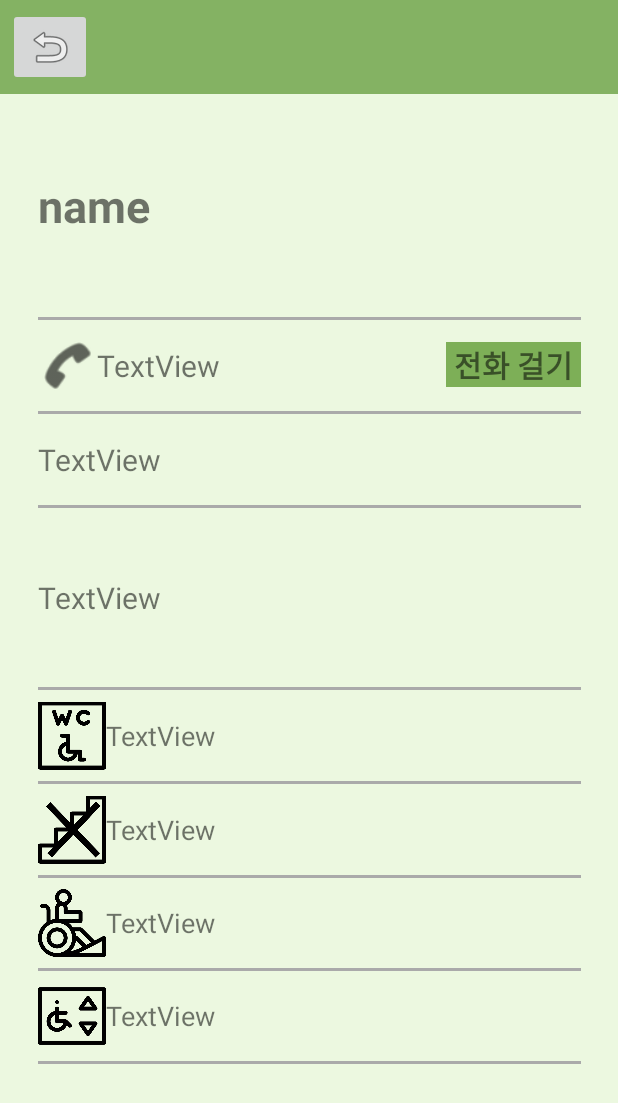
After one commit to shg9611/FreeChair, an Android app: the layout activity_shop_info.xml on its own in the app's theme, with its tools: preview values and no code run, on a phone screen of 412 x 824 dp. The commit adds this screen. Shown: the top 1103 px of the screen. Run offline under Robolectric (Android 15) with nearby library versions, the phone set to English and light mode, and no system bars.

Commit message:
first complete

```diff
--- a/app/src/main/java/com/example/freechair/CustomAdapter.kt
+++ b/app/src/main/java/com/example/freechair/CustomAdapter.kt
@@ -1,13 +1,16 @@
 package com.example.freechair
 
+import android.content.Context
+import android.content.Intent
 import android.graphics.Color
 import android.view.LayoutInflater
 import android.view.ViewGroup
 import androidx.core.content.ContextCompat
+import androidx.core.content.ContextCompat.startActivity
 import androidx.recyclerview.widget.RecyclerView
 import com.example.freechair.databinding.ItemRecyclerBinding
 
-class CustomAdapter:RecyclerView.Adapter<Holder>() {
+class CustomAdapter(var context: Context):RecyclerView.Adapter<CustomAdapter.Holder>() {
 
     var listShop=mutableListOf<Restaurant>()
 
@@ -26,14 +29,38 @@ class CustomAdapter:RecyclerView.Adapter<Holder>() {
     override fun getItemCount(): Int {
         return listShop.size
     }
+
+    inner class Holder(val binding:ItemRecyclerBinding): RecyclerView.ViewHolder(binding.root){
+
+        var currentRestaurant:Restaurant? =null
+
+        init {
+            binding.listBackground.setOnClickListener{
+
+                val intentShopInfo=Intent(context,ShopInfoActivity::class.java)
+
+                intentShopInfo.putExtra("name","${currentRestaurant?.name}")
+                intentShopInfo.putExtra("phoneNo","${currentRestaurant?.phoneNo}")
+                intentShopInfo.putExtra("address","${currentRestaurant?.address}")
+                intentShopInfo.putExtra("gu","${currentRestaurant?.gu}")
+                intentShopInfo.putExtra("elevator","${currentRestaurant?.elevator}")
+                intentShopInfo.putExtra("stair","${currentRestaurant?.heightDiffer}")
+                intentShopInfo.putExtra("ramp","${currentRestaurant?.ramp}")
+                intentShopInfo.putExtra("restRoom","${currentRestaurant?.restroom}")
+
+                context.startActivity(intentShopInfo)
+            }
         }
 
-class Holder(val binding:ItemRecyclerBinding): RecyclerView.ViewHolder(binding.root){
+
         fun setShop(restaurant: Restaurant){//가게 정보 draw. 리사이클러뷰.
             binding.shopName.text="${restaurant.name}"
             binding.shopPhonenum.text="${restaurant.phoneNo}"
             binding.address.text="${restaurant.address}"
             binding.guName.text="${restaurant.gu}"
+
+            this.currentRestaurant=restaurant
+
             // 가게 아이콘 표시부
             if (restaurant.elevator.equals("Y")){
                 binding.elevator.setColorFilter(Color.parseColor("#006400"))
@@ -70,3 +97,4 @@ class Holder(val binding:ItemRecyclerBinding): RecyclerView.ViewHolder(binding.r
 
         }
     }
+}
--- a/app/src/main/java/com/example/freechair/MapsActivity.kt
+++ b/app/src/main/java/com/example/freechair/MapsActivity.kt
@@ -2,6 +2,7 @@ package com.example.freechair
 
 import android.Manifest
 import android.annotation.SuppressLint
+import android.content.Intent
 import android.location.Location
 import androidx.appcompat.app.AppCompatActivity
 import android.os.Bundle
@@ -17,7 +18,7 @@ import com.example.freechair.databinding.ActivityMapsBinding
 import com.google.android.gms.location.*
 import com.google.android.gms.maps.model.*
 
-class MapsActivity : BaseActivity(), OnMapReadyCallback {
+class MapsActivity : BaseActivity(), OnMapReadyCallback, GoogleMap.OnInfoWindowClickListener {
 
     private lateinit var mMap: GoogleMap
     private lateinit var binding: ActivityMapsBinding
@@ -83,6 +84,7 @@ class MapsActivity : BaseActivity(), OnMapReadyCallback {
 
     override fun onMapReady(googleMap: GoogleMap) {
         mMap = googleMap
+        mMap.setOnInfoWindowClickListener (this)
 
         binding.plusButton.setOnClickListener{
             mMap.animateCamera(CameraUpdateFactory.zoomIn())
@@ -135,7 +137,10 @@ class MapsActivity : BaseActivity(), OnMapReadyCallback {
                 .icon(BitmapDescriptorFactory.defaultMarker(BitmapDescriptorFactory.HUE_AZURE))
 
             //생성한 마커 객체 맵에 추가
-            mMap.addMarker(markerOptions)
+            marker=mMap.addMarker(markerOptions)
+
+
+
 
         }
 
@@ -149,6 +154,17 @@ class MapsActivity : BaseActivity(), OnMapReadyCallback {
 
 
     }
+
+    override fun onInfoWindowClick(marker:Marker){
+        val name=marker.title
+        val intentShopInfo=Intent(this,SearchResultActivity::class.java)
+
+        intentShopInfo.putExtra("search","${name}")
+
+
+        startActivity(intentShopInfo)
+    }
+
     @SuppressLint("MissingPermission")
     fun updateLocation(){
         val locationRequest= LocationRequest.create()
--- a/app/src/main/java/com/example/freechair/SearchResultActivity.kt
+++ b/app/src/main/java/com/example/freechair/SearchResultActivity.kt
@@ -13,7 +13,7 @@ class SearchResultActivity : AppCompatActivity() {
 
     val binding by lazy{ActivitySearchResultBinding.inflate(layoutInflater)}
     val helper=SqliteHelper(this,"restaurantDb",1)
-    val adapter=CustomAdapter()
+    val adapter=CustomAdapter(this)
     var restaurantInfo: MutableList<Restaurant> = mutableListOf()//query 리턴문 저장. 검색에 대한 결과. 체크박스 고려 전.
 
     var searchValue:String?=""
@@ -23,6 +23,8 @@ class SearchResultActivity : AppCompatActivity() {
     var elevatorCheck="N"
     var stairCheck="N"
     var restroomCheck="N"
+
+    var resultClick:Restaurant?=null
 
     //체크박스 리스너 코딩
     val checkListener by lazy {
@@ -137,6 +139,8 @@ class SearchResultActivity : AppCompatActivity() {
 
 
 
+
+
     }
     //호출했던 activity 종료시 result 받는 메서드
     override fun onActivityResult(requestCode: Int, resultCode: Int, data: Intent?) {
--- /dev/null
+++ b/app/src/main/java/com/example/freechair/ShopInfoActivity.kt
@@ -0,0 +1,101 @@
+package com.example.freechair
+
+import android.content.Intent
+import android.graphics.Color
+import android.net.Uri
+import androidx.appcompat.app.AppCompatActivity
+import android.os.Bundle
+import android.util.Log
+
+import com.example.freechair.databinding.ActivityShopInfoBinding
+
+class ShopInfoActivity : AppCompatActivity() {
+
+
+    private lateinit var binding: ActivityShopInfoBinding
+
+    override fun onCreate(savedInstanceState: Bundle?) {
+        super.onCreate(savedInstanceState)
+
+        binding = ActivityShopInfoBinding.inflate(layoutInflater)
+        setContentView(binding.root)
+
+
+
+        binding.backButtonMap.setOnClickListener{
+            finish()
+        }
+        binding.name.text=intent.getStringExtra("name")
+        binding.gu.text="담당 구 : "+intent.getStringExtra("gu")
+        binding.address.text="주소 : "+intent.getStringExtra("address")
+        binding.phoneNo.text=" : "+intent.getStringExtra("phoneNo")
+        val phoneNo=intent.getStringExtra("phoneNo")
+
+        val elevator = intent.getStringExtra("elevator")
+        val ramp=intent.getStringExtra("ramp")
+        val stair=intent.getStringExtra("stair")
+        val restroom=intent.getStringExtra("restRoom")
+        // Obtain the SupportMapFragment and get notified when the map is ready to be used.
+
+        binding.phoneCall.setOnClickListener{
+
+            var callNum=intent.getStringExtra("phoneNo")
+            if (callNum!=null){
+
+                callNum=callNum.replace("-","")
+                Log.d("phonecheck","${callNum}")
+                Log.d("phonecheck","1234")
+                val call= Intent(Intent.ACTION_DIAL)
+                call.data= Uri.parse("tel:${callNum}")
+
+                startActivity(call)
+            }
+        }
+
+
+        if (elevator.equals("Y")){
+            binding.elevator2.setColorFilter(Color.parseColor("#006400"))
+            binding.elevator2.alpha=1.0F
+            binding.elevator.text = " 엘리베이터 이용이 가능합니다."
+        }
+        else{
+            binding.elevator2.setColorFilter(Color.parseColor("#B22222"))
+            binding.elevator.text = " 엘리베이터 이용이 불가능합니다."
+        }
+        if (stair.equals("Y")){
+            binding.stair2.setColorFilter(Color.parseColor("#006400"))
+            binding.stair2.alpha=1.0F
+            binding.stair.text = " 식당 내 바닥 높이차이가 없습니다."
+        }
+        else{
+            binding.stair2.setColorFilter(Color.parseColor("#B22222"))
+            binding.stair.text = " 식당 내 바닥 높이차이가 존재합니다."
+
+        }
+        if (ramp.equals("Y")){
+            binding.ramp2.setColorFilter(Color.parseColor("#006400"))
+            binding.ramp2.alpha=1.0F
+            binding.ramp.text = " 식당 접근을 위한 경사로가 존재합니다."
+        }
+        else{
+            binding.ramp2.setColorFilter(Color.parseColor("#B22222"))
+            binding.ramp.text = " 식당 접근을 위한 경사로가 없습니다."
+
+        }
+        if (restroom.equals("Y")){
+            binding.restRoom2.setColorFilter(Color.parseColor("#006400"))
+            binding.restRoom2.alpha=1.0F
+            binding.restRoom.text = " 장애인용 화장실이 존재합니다."
+        }
+        else{
+            binding.restRoom2.setColorFilter(Color.parseColor("#B22222"))
+            binding.restRoom.text = " 장애인용 화장실이 존재하지 않습니다."
+
+        }
+
+    }
+
+
+
+
+}
--- /dev/null
+++ b/app/src/main/res/layout/activity_shop_info.xml
@@ -0,0 +1,286 @@
+<?xml version="1.0" encoding="utf-8"?>
+<LinearLayout xmlns:android="http://schemas.android.com/apk/res/android"
+    xmlns:map="http://schemas.android.com/apk/res-auto"
+    xmlns:tools="http://schemas.android.com/tools"
+
+    android:layout_width="match_parent"
+    android:layout_height="match_parent"
+    android:orientation="vertical"
+    tools:context=".ShopInfoActivity">
+
+    <androidx.constraintlayout.widget.ConstraintLayout
+        android:layout_width="match_parent"
+        android:layout_height="match_parent"
+        android:layout_weight="4.3"
+        android:background="@color/contentColor">
+
+        <ImageButton
+            android:id="@+id/backButtonMap"
+            android:layout_width="wrap_content"
+            android:layout_height="wrap_content"
+            android:layout_marginStart="5dp"
+            android:layout_marginTop="2dp"
+            android:layout_marginBottom="2dp"
+            map:layout_constraintBottom_toBottomOf="parent"
+            map:layout_constraintStart_toStartOf="parent"
+            map:layout_constraintTop_toTopOf="parent"
+            map:srcCompat="@android:drawable/ic_menu_revert" />
+
+    </androidx.constraintlayout.widget.ConstraintLayout>
+
+    <LinearLayout
+        android:layout_width="match_parent"
+        android:layout_height="match_parent"
+        android:layout_weight="1"
+        android:orientation="horizontal">
+
+        <View
+            android:id="@+id/view3"
+            android:layout_width="wrap_content"
+            android:layout_height="wrap_content"
+            android:layout_weight="10"
+            android:background="@color/themeColor"/>
+
+        <LinearLayout
+            android:layout_width="match_parent"
+            android:layout_height="match_parent"
+            android:layout_weight="1.3"
+            android:orientation="vertical">
+
+            <LinearLayout
+                android:layout_width="match_parent"
+                android:layout_height="match_parent"
+                android:layout_weight="1.3"
+                android:background="@color/themeColor"
+                android:orientation="vertical">
+
+                <LinearLayout
+                    android:layout_width="match_parent"
+                    android:layout_height="match_parent"
+                    android:layout_weight="0.85"
+                    android:orientation="horizontal">
+
+                    <TextView
+                        android:id="@+id/name"
+                        android:layout_width="match_parent"
+                        android:layout_height="match_parent"
+                        android:gravity="center_vertical"
+                        android:text="name"
+                        android:textSize="30sp"
+                        android:textStyle="bold" />
+                </LinearLayout>
+                <View
+                    android:layout_width="match_parent"
+                    android:layout_height="2dp"
+                    android:background="@android:color/darker_gray"/>
+                <LinearLayout
+                    android:layout_width="match_parent"
+                    android:layout_height="match_parent"
+                    android:layout_weight="1"
+                    android:orientation="horizontal">
+
+                    <ImageView
+                        android:id="@+id/phoneImage"
+                        android:layout_width="match_parent"
+                        android:layout_height="match_parent"
+                        android:layout_weight="5"
+                        map:srcCompat="@android:drawable/ic_menu_call"
+
+                        map:tint="@color/black" />
+
+                    <TextView
+                        android:id="@+id/phoneNo"
+                        android:layout_width="match_parent"
+                        android:layout_height="match_parent"
+                        android:layout_weight="2"
+                        android:gravity="center_vertical"
+                        android:text="TextView"
+                        android:textSize="20sp" />
+
+                    <TextView
+                        android:id="@+id/phoneCall"
+                        android:layout_width="match_parent"
+                        android:layout_height="wrap_content"
+                        android:layout_weight="4.2"
+                        android:gravity="center_horizontal|center_vertical"
+                        android:text="전화 걸기"
+                        android:background="@color/contentColor"
+                        android:textSize="20sp"
+                        android:textStyle="bold" />
+
+                </LinearLayout>
+                <View
+                    android:layout_width="match_parent"
+                    android:layout_height="2dp"
+                    android:background="@android:color/darker_gray"/>
+
+                <LinearLayout
+                    android:layout_width="match_parent"
+                    android:layout_height="match_parent"
+                    android:layout_weight="1"
+                    android:orientation="horizontal">
+
+                    <TextView
+                        android:id="@+id/gu"
+                        android:layout_width="match_parent"
+                        android:layout_height="match_parent"
+                        android:layout_weight="3"
+                        android:text="TextView"
+                        android:gravity="center_vertical"
+                        android:textSize="20sp"/>
+
+                </LinearLayout>
+                <View
+                    android:layout_width="match_parent"
+                    android:layout_height="2dp"
+                    android:background="@android:color/darker_gray"/>
+
+                <LinearLayout
+                    android:layout_width="match_parent"
+                    android:layout_height="match_parent"
+                    android:layout_weight="0.9"
+                    android:orientation="horizontal">
+
+                    <TextView
+                        android:id="@+id/address"
+                        android:layout_width="match_parent"
+                        android:layout_height="match_parent"
+                        android:layout_weight="0.95"
+                        android:text="TextView"
+                        android:gravity="center_vertical"
+                        android:textSize="20sp"/>
+
+                </LinearLayout>
+                <View
+                    android:layout_width="match_parent"
+                    android:layout_height="2dp"
+                    android:background="@android:color/darker_gray"/>
+
+                <LinearLayout
+                    android:layout_width="match_parent"
+                    android:layout_height="match_parent"
+                    android:layout_weight="1"
+                    android:orientation="horizontal">
+
+                    <ImageView
+                        android:id="@+id/restRoom2"
+                        android:layout_width="match_parent"
+                        android:layout_height="match_parent"
+                        android:layout_weight="7"
+                        map:srcCompat="@drawable/wc" />
+
+                    <TextView
+                        android:id="@+id/restRoom"
+                        android:layout_width="match_parent"
+                        android:layout_height="match_parent"
+                        android:layout_weight="1"
+                        android:text="TextView"
+                        android:textSize="18sp"
+                        android:gravity="center_vertical"/>
+                </LinearLayout>
+                <View
+                    android:layout_width="match_parent"
+                    android:layout_height="2dp"
+                    android:background="@android:color/darker_gray"/>
+
+                <LinearLayout
+                    android:layout_width="match_parent"
+                    android:layout_height="match_parent"
+                    android:layout_weight="1"
+                    android:orientation="horizontal">
+
+                    <ImageView
+                        android:id="@+id/stair2"
+                        android:layout_width="match_parent"
+                        android:layout_height="match_parent"
+                        android:layout_weight="7"
+                        map:srcCompat="@drawable/stairs" />
+
+                    <TextView
+                        android:id="@+id/stair"
+                        android:layout_width="match_parent"
+                        android:layout_height="match_parent"
+                        android:layout_weight="1"
+                        android:gravity="center_vertical"
+                        android:text="TextView"
+                        android:textSize="18sp" />
+                </LinearLayout>
+                <View
+                    android:layout_width="match_parent"
+                    android:layout_height="2dp"
+                    android:background="@android:color/darker_gray"/>
+
+                <LinearLayout
+                    android:layout_width="match_parent"
+                    android:layout_height="match_parent"
+                    android:layout_weight="1"
+                    android:orientation="horizontal">
+
+                    <ImageView
+                        android:id="@+id/ramp2"
+                        android:layout_width="match_parent"
+                        android:layout_height="match_parent"
+                        android:layout_weight="7"
+                        map:srcCompat="@drawable/ramp" />
+                    <TextView
+                        android:id="@+id/ramp"
+                        android:layout_width="match_parent"
+                        android:layout_height="match_parent"
+                        android:layout_weight="1"
+                        android:text="TextView"
+                        android:textSize="18sp"
+                        android:gravity="center_vertical"/>
+                </LinearLayout>
+                <View
+                    android:layout_width="match_parent"
+                    android:layout_height="2dp"
+                    android:background="@android:color/darker_gray"/>
+                <LinearLayout
+                    android:layout_width="match_parent"
+                    android:layout_height="match_parent"
+                    android:layout_weight="1"
+                    android:orientation="horizontal">
+
+                    <ImageView
+                        android:id="@+id/elevator2"
+                        android:layout_width="match_parent"
+                        android:layout_height="match_parent"
+                        android:layout_weight="7"
+                        map:srcCompat="@drawable/elevator" />
+                    <TextView
+                        android:id="@+id/elevator"
+                        android:layout_width="match_parent"
+                        android:layout_height="match_parent"
+                        android:layout_weight="1"
+                        android:text="TextView"
+                        android:textSize="18sp"
+                        android:gravity="center_vertical"/>
+
+                </LinearLayout>
+                <View
+                    android:layout_width="match_parent"
+                    android:layout_height="2dp"
+                    android:background="@android:color/darker_gray"/>
+
+
+            </LinearLayout>
+
+        </LinearLayout>
+
+        <View
+            android:id="@+id/view5"
+            android:layout_width="wrap_content"
+            android:layout_height="wrap_content"
+            android:layout_weight="10"
+            android:background="@color/themeColor"/>
+
+    </LinearLayout>
+
+    <View
+        android:id="@+id/view6"
+        android:layout_width="match_parent"
+        android:layout_height="match_parent"
+        android:layout_weight="4"
+        android:background="@color/themeColor" />
+
+</LinearLayout>
--- a/app/src/main/res/layout/item_recycler.xml
+++ b/app/src/main/res/layout/item_recycler.xml
@@ -1,6 +1,7 @@
 <?xml version="1.0" encoding="utf-8"?>
 <LinearLayout xmlns:android="http://schemas.android.com/apk/res/android"
     xmlns:app="http://schemas.android.com/apk/res-auto"
+    android:id="@+id/listBackground"
     android:layout_width="match_parent"
     android:layout_height="130dp"
     android:background="@color/themeColor"
@@ -38,9 +39,9 @@
                 android:id="@+id/guName"
                 android:layout_width="match_parent"
                 android:layout_height="wrap_content"
+                android:text="TextView"
                 android:textSize="16sp"
-                android:text="TextView"
-                android:textStyle="bold"/>
+                android:textStyle="bold" />
         </LinearLayout>
     </LinearLayout>
 
@@ -132,6 +133,6 @@
         android:layout_width="match_parent"
         android:layout_height="match_parent"
         android:layout_weight="1.5"
-        android:background="@color/wood"
-        android:alpha="0.4"/>
+        android:alpha="0.4"
+        android:background="@color/wood" />
 </LinearLayout>
--- a/app/src/main/res/values/strings.xml
+++ b/app/src/main/res/values/strings.xml
@@ -9,4 +9,5 @@
     <string name="elevator">엘리베이터</string>
     <string name="gu">담당구</string>
     <string name="title_activity_maps">MapsActivity</string>
+    <string name="title_activity_shop_info">ShopInfoActivity</string>
 </resources>
```
Also changed, not shown: app/src/main/AndroidManifest.xml (+6 -2 lines). Lines whose indentation alone changed are shown as unchanged.
